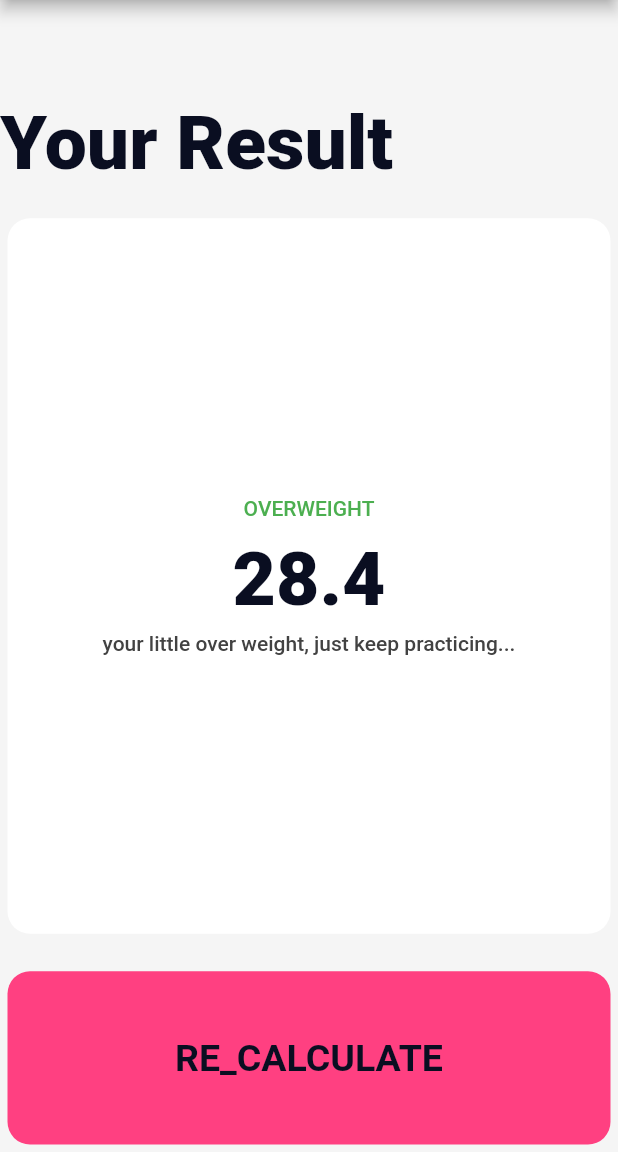
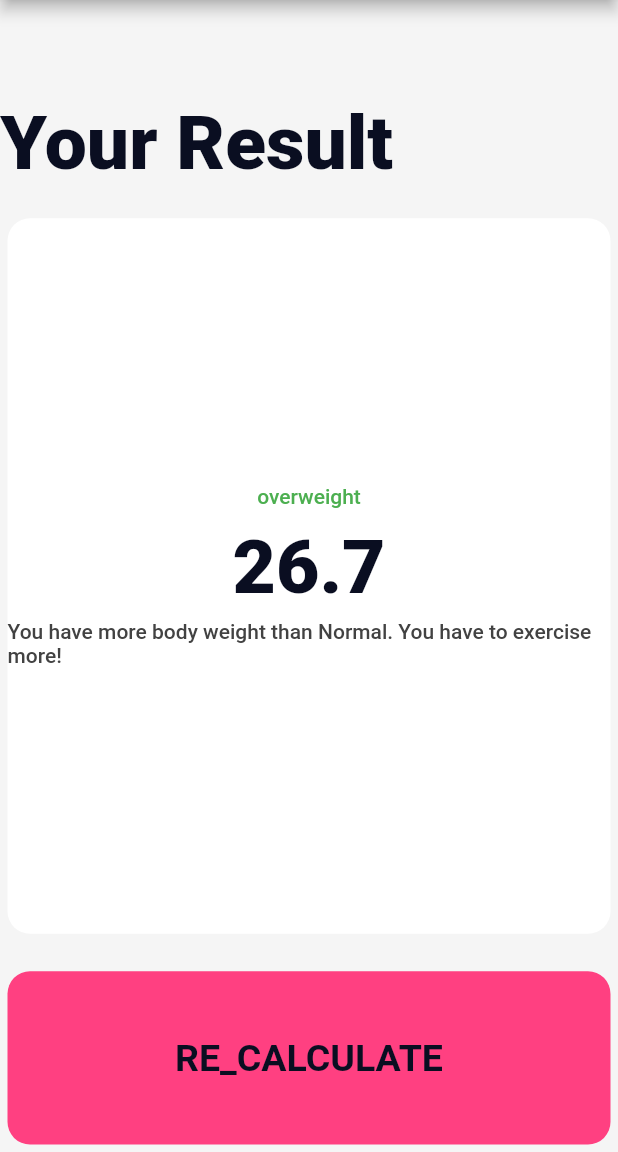
Before and after one commit to AbdurRehman-coder/BMI_Calculator, a Flutter app: the screen it shows after launch, after a tap on "CALCULATE", on a phone screen of 412 x 824 dp, the part 84-1236 px from its top. Run offline on Flutter 3.47's test engine with Material 2 defaults, Android fonts, the phone set to English and light mode, and no system bars; our stand-ins replace font_awesome_flutter.

Commit message:
Finally Completed

```diff
--- /dev/null
+++ b/lib/Widgets/circular_custom_button.dart
@@ -0,0 +1,24 @@
+import 'package:flutter/material.dart';
+class CustomIconButton extends StatelessWidget {
+  CustomIconButton({this.icon, this.onPress});
+  final IconData? icon;
+  final Function? onPress;
+
+  @override
+  Widget build(BuildContext context) {
+    return RawMaterialButton(
+      onPressed: onPress as Function(),
+      shape: CircleBorder(),
+      constraints: const BoxConstraints.tightFor(
+
+        width: 40,
+        height: 40,
+      ),
+      fillColor: Colors.grey,
+      child: Icon(
+        icon,
+        color: Theme.of(context).iconTheme.color,
+      ),
+    );
+  }
+}
--- a/lib/Widgets/input_page.dart
+++ b/lib/Widgets/input_page.dart
@@ -2,10 +2,12 @@ import 'package:bmi_calculator/Widgets/icon_content.dart';
 import 'package:bmi_calculator/Widgets/reusable_container.dart';
 import 'package:bmi_calculator/Widgets/slider.dart';
 import 'package:bmi_calculator/Widgets/themes.dart';
+import 'package:bmi_calculator/business_logic/calculator_brain.dart';
 import 'package:bmi_calculator/pages/result_pages.dart';
 import 'package:flutter/cupertino.dart';
 import 'package:flutter/material.dart';
 import 'package:flutter/painting.dart';
+import 'circular_custom_button.dart';
 
 //enum to select male/female as a gender
 enum Gender { male, female }
@@ -22,6 +24,7 @@ class _InputPageState extends State<InputPage> {
   // when user pressed the card
   Gender? selectedGender;
   int weight = 60;
+  int? height = SliderWidget().height;
   int age = 19;
 
   @override
@@ -85,9 +88,11 @@ class _InputPageState extends State<InputPage> {
               ),
             ),
             Expanded(
+              //Slider Container
               child: ReusableContainer(
                 onPress: () {},
                 cardColor: Theme.of(context).cardColor,
+
                 cardChild: SliderWidget(),
               ),
             ),
@@ -193,8 +198,13 @@ class _InputPageState extends State<InputPage> {
             ),
             GestureDetector(
               onTap: (){
+                CalculatorBrain calBrain = CalculatorBrain(height: height, weight: weight);
                 Navigator.push(
-                  context, MaterialPageRoute(builder: (context) => ResultPage()),
+                  context, MaterialPageRoute(builder: (context) => ResultPage(
+                  bmiResult: calBrain.getResult(),
+                  textResult: calBrain.getTextResult(),
+                  interpretation: calBrain.getInterpretation(),
+                )),
                 );
               },
               child: Container(
@@ -215,27 +225,3 @@ class _InputPageState extends State<InputPage> {
         ));
   }
 }
-
-class CustomIconButton extends StatelessWidget {
-  CustomIconButton({this.icon, this.onPress});
-  final IconData? icon;
- final Function? onPress;
-
-  @override
-  Widget build(BuildContext context) {
-    return RawMaterialButton(
-      onPressed: onPress as Function(),
-      shape: CircleBorder(),
-      constraints: const BoxConstraints.tightFor(
-
-        width: 40,
-        height: 40,
-      ),
-      fillColor: Colors.grey,
-      child: Icon(
-        icon,
-        color: Theme.of(context).iconTheme.color,
-      ),
-    );
-  }
-}
--- a/lib/Widgets/slider.dart
+++ b/lib/Widgets/slider.dart
@@ -1,11 +1,13 @@
 import 'package:flutter/material.dart';
 class SliderWidget extends StatefulWidget {
+  int? height = 150;
+
   @override
   State<SliderWidget> createState() => _SliderWidgetState();
 }
 
 class _SliderWidgetState extends State<SliderWidget> {
- int? height = 150;
+
 
   @override
   Widget build(BuildContext context) {
@@ -26,7 +28,7 @@ class _SliderWidgetState extends State<SliderWidget> {
           textBaseline: TextBaseline.alphabetic,
           children: [
             Text(
-          height.toString(),
+          widget.height.toString(),
             style: Theme.of(context).textTheme.headline1,),
             SizedBox( width: 5,),
             Text('cm',
@@ -47,13 +49,13 @@ class _SliderWidgetState extends State<SliderWidget> {
 
           ),
           child: Slider(
-              value: height!.toDouble(),
+              value: widget.height!.toDouble(),
               min: 120,
               max: 220,
               onChanged: (double newValue){
                setState(() {
-                 height = newValue.round();
-                 print(height);
+                 widget.height = newValue.round();
+
                });
 
 
--- a/lib/business_logic/calculator_brain.dart
+++ b/lib/business_logic/calculator_brain.dart
@@ -0,0 +1,37 @@
+import 'dart:math';
+
+class CalculatorBrain{
+  CalculatorBrain({
+    required this.height,
+    required this.weight,
+});
+  // will get these values through constructor
+  final height;
+  final weight;
+  late double _bmi;
+  // method will calculate the result
+ String getResult(){
+   _bmi = weight / pow(height/100, 2);
+   return _bmi.toStringAsFixed(1);
+ }
+ // method will get the text result
+ String getTextResult(){
+   if(_bmi >= 25){
+     return 'overweight';
+   } else if ( _bmi > 18.5){
+     return 'Normal';
+   }else{
+     return 'Underweight';
+   }
+ }
+ // method will get the interpretation for the result
+  String? getInterpretation(){
+   if (_bmi > 25){
+     return 'You have more body weight than Normal. You have to exercise more!';
+   } else if ( _bmi > 18.5){
+     return 'You have Normal body weight. Good job!';
+   }else{
+     return 'Your body weight is lower then normal. You have to eat more! :)';
+   }
+  }
+}
--- a/lib/main.dart
+++ b/lib/main.dart
@@ -13,7 +13,7 @@ class MyApp extends StatelessWidget{
         // themeMode: ThemeMode.system,
         theme: MyTheme.lightTheme(context),
     darkTheme: MyTheme.darkTheme(context),
-      home: InputPage(),
+      home: const InputPage(),
     );
     }
 }
--- a/lib/pages/result_pages.dart
+++ b/lib/pages/result_pages.dart
@@ -1,22 +1,22 @@
 import 'package:bmi_calculator/Widgets/reusable_container.dart';
 import 'package:flutter/cupertino.dart';
 import 'package:flutter/material.dart';
-class ResultPage extends StatefulWidget {
-  const ResultPage({Key? key}) : super(key: key);
+class ResultPage extends StatelessWidget {
+  ResultPage({this.bmiResult, this.textResult, this.interpretation});
+  final String? bmiResult;
+  final String? textResult;
+  final String? interpretation;
 
-  @override
-  _ResultPageState createState() => _ResultPageState();
-}
-
-class _ResultPageState extends State<ResultPage> {
-  double bmi_result = 28.4;
   @override
   Widget build(BuildContext context) {
     return SafeArea(
       child: Scaffold(
         appBar: AppBar(
           title: Text('BMI CALCULATOR',
-          style: Theme.of(context).textTheme.headline4,),
+            style: Theme
+                .of(context)
+                .textTheme
+                .headline4,),
           centerTitle: true,
         ),
         body: Column(
@@ -28,7 +28,10 @@ class _ResultPageState extends State<ResultPage> {
               child: Container(
                 alignment: Alignment.bottomLeft,
                 child: Text('Your Result',
-                style: Theme.of(context).textTheme.headline1,),
+                  style: Theme
+                      .of(context)
+                      .textTheme
+                      .headline1,),
               ),
             ),
             SizedBox(
@@ -40,26 +43,38 @@ class _ResultPageState extends State<ResultPage> {
                 padding: const EdgeInsets.only(bottom: 15.0),
                 child: ReusableContainer(
 
-                  cardColor: Theme.of(context).cardColor,
-                  onPress: (){
+                  cardColor: Theme
+                      .of(context)
+                      .cardColor,
+                  onPress: () {
 
                   },
                   cardChild: Column(
                     mainAxisAlignment: MainAxisAlignment.center,
                     children: [
-                      Text('OVERWEIGHT',
-                      style: Theme.of(context).textTheme.bodyText1!.copyWith(
-                        color: Colors.green,
-                      ),),
+                      Text( textResult!,
+                        style: Theme
+                            .of(context)
+                            .textTheme
+                            .bodyText1!
+                            .copyWith(
+                          color: Colors.green,
+                        ),),
                       SizedBox(
                         height: 10,
                       ),
-                      Text(bmi_result.toString(),
-                      style: Theme.of(context).textTheme.headline1,),
+                      Text(bmiResult!,
+                        style: Theme
+                            .of(context)
+                            .textTheme
+                            .headline1,),
                       SizedBox(height: 5),
                       Text(
-                        'your little over weight, just keep practicing...',
-                        style: Theme.of(context).textTheme.bodyText1,
+                        interpretation!,
+                        style: Theme
+                            .of(context)
+                            .textTheme
+                            .bodyText1,
                       )
                     ],
                   ),
@@ -70,16 +85,20 @@ class _ResultPageState extends State<ResultPage> {
             Expanded(
               flex: 1,
               child: ReusableContainer(
-                onPress: (){
-                 Navigator.pop(context);
+                onPress: () {
+                  Navigator.pop(context);
                 },
                 cardColor: Colors.pinkAccent,
                 cardChild: Center(
                   child: Text(
                     'RE_CALCULATE',
-                    style: Theme.of(context).textTheme.headline4!.copyWith(
-                      fontSize: 25,
-                      fontWeight: FontWeight.bold
+                    style: Theme
+                        .of(context)
+                        .textTheme
+                        .headline4!
+                        .copyWith(
+                        fontSize: 25,
+                        fontWeight: FontWeight.bold
                     ),
                   ),
                 ),
```
